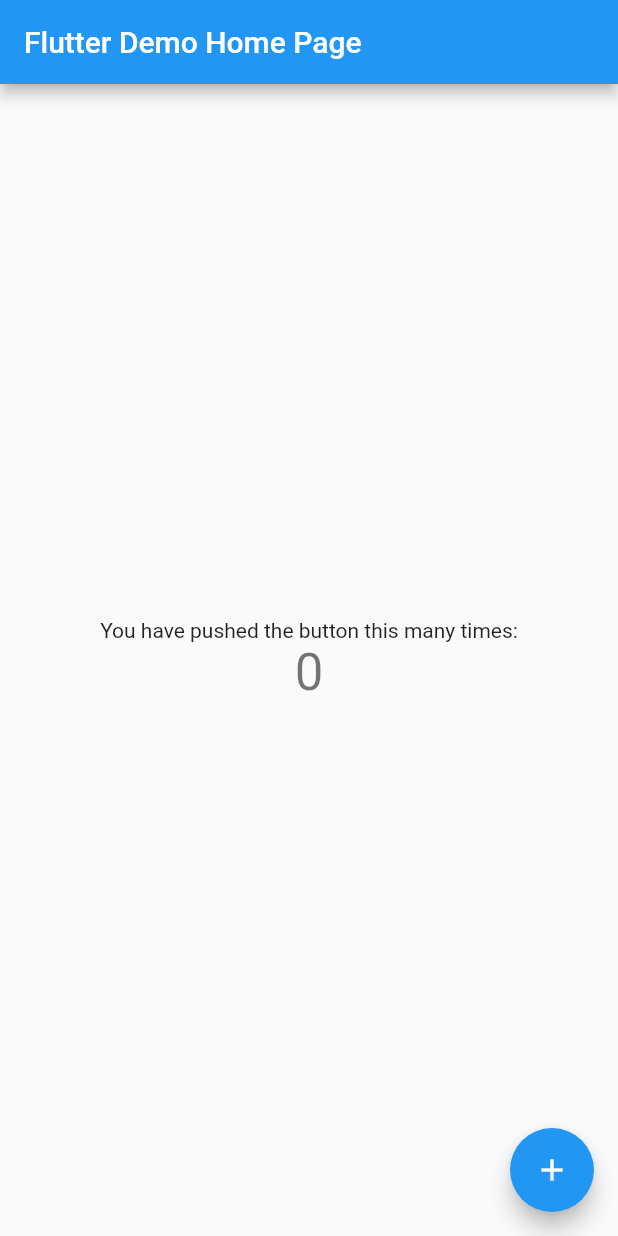
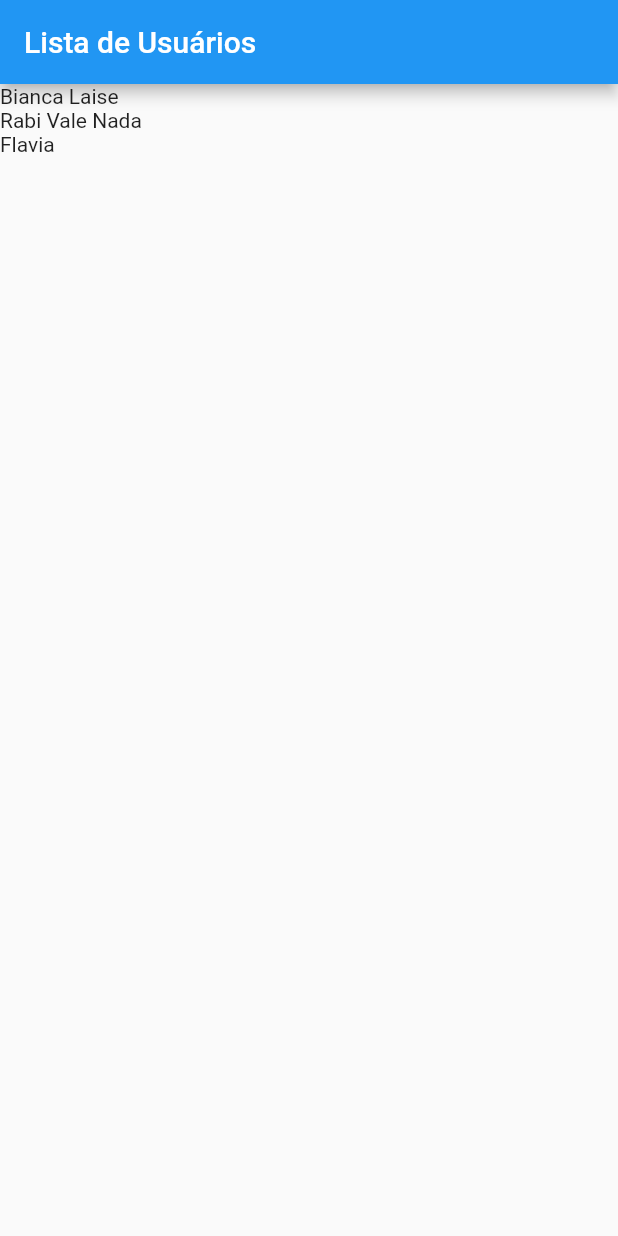
Before and after one commit to biancamdros/ListaDeUsuarios, a Flutter app: the screen it shows after launch, on a phone screen of 412 x 824 dp. Run offline on Flutter 3.47's test engine with Material 2 defaults, Android fonts, the phone set to English and light mode, and no system bars.

Commit message:
Adicionando funcionalidades

```diff
--- /dev/null
+++ b/lib/data/dummy_user.dart
@@ -0,0 +1,24 @@
+import 'package:listadeusuario/models/user.dart';
+
+const DUMMY_USERS = {
+  '1': const User(
+    id: '1',
+    name: 'Bianca Laise',
+    email: 'bianca@gmail.com.br',
+    avatarUrl: 'https://pixabay.com/pt/vectors/avatar-bico-preto-bonitinho-emo%c3%a7%c3%a3o-1295430/'
+  ),
+
+  '2': const User(
+    id: '2',
+    name: 'Rabi Vale Nada',
+    email: 'rabi@gmail.com.br',
+    avatarUrl: 'https://pixabay.com/pt/vectors/gangster-homem-popa-bravo-avatar-154425/'
+  ),
+
+  '3': const User(
+    id: '3',
+    name: 'Flavia',
+    email: 'flavia@gmail.com.br',
+    avatarUrl: 'https://pixabay.com/pt/vectors/gangster-homem-popa-bravo-avatar-154425/'
+  ),
+};
--- a/lib/main.dart
+++ b/lib/main.dart
@@ -1,4 +1,5 @@
 import 'package:flutter/material.dart';
+import 'package:listadeusuario/views/user_list.dart';
 
 void main() {
   runApp(const MyApp());
@@ -13,103 +14,9 @@
     return MaterialApp(
       title: 'Flutter Demo',
       theme: ThemeData(
-        // This is the theme of your application.
-        //
-        // Try running your application with "flutter run". You'll see the
-        // application has a blue toolbar. Then, without quitting the app, try
-        // changing the primarySwatch below to Colors.green and then invoke
-        // "hot reload" (press "r" in the console where you ran "flutter run",
-        // or simply save your changes to "hot reload" in a Flutter IDE).
-        // Notice that the counter didn't reset back to zero; the application
-        // is not restarted.
         primarySwatch: Colors.blue,
       ),
-      home: const MyHomePage(title: 'Flutter Demo Home Page'),
+      home: UserList(),
     );
   }
 }
-
-class MyHomePage extends StatefulWidget {
-  const MyHomePage({super.key, required this.title});
-
-  // This widget is the home page of your application. It is stateful, meaning
-  // that it has a State object (defined below) that contains fields that affect
-  // how it looks.
-
-  // This class is the configuration for the state. It holds the values (in this
-  // case the title) provided by the parent (in this case the App widget) and
-  // used by the build method of the State. Fields in a Widget subclass are
-  // always marked "final".
-
-  final String title;
-
-  @override
-  State<MyHomePage> createState() => _MyHomePageState();
-}
-
-class _MyHomePageState extends State<MyHomePage> {
-  int _counter = 0;
-
-  void _incrementCounter() {
-    setState(() {
-      // This call to setState tells the Flutter framework that something has
-      // changed in this State, which causes it to rerun the build method below
-      // so that the display can reflect the updated values. If we changed
-      // _counter without calling setState(), then the build method would not be
-      // called again, and so nothing would appear to happen.
-      _counter++;
-    });
-  }
-
-  @override
-  Widget build(BuildContext context) {
-    // This method is rerun every time setState is called, for instance as done
-    // by the _incrementCounter method above.
-    //
-    // The Flutter framework has been optimized to make rerunning build methods
-    // fast, so that you can just rebuild anything that needs updating rather
-    // than having to individually change instances of widgets.
-    return Scaffold(
-      appBar: AppBar(
-        // Here we take the value from the MyHomePage object that was created by
-        // the App.build method, and use it to set our appbar title.
-        title: Text(widget.title),
-      ),
-      body: Center(
-        // Center is a layout widget. It takes a single child and positions it
-        // in the middle of the parent.
-        child: Column(
-          // Column is also a layout widget. It takes a list of children and
-          // arranges them vertically. By default, it sizes itself to fit its
-          // children horizontally, and tries to be as tall as its parent.
-          //
-          // Invoke "debug painting" (press "p" in the console, choose the
-          // "Toggle Debug Paint" action from the Flutter Inspector in Android
-          // Studio, or the "Toggle Debug Paint" command in Visual Studio Code)
-          // to see the wireframe for each widget.
-          //
-          // Column has various properties to control how it sizes itself and
-          // how it positions its children. Here we use mainAxisAlignment to
-          // center the children vertically; the main axis here is the vertical
-          // axis because Columns are vertical (the cross axis would be
-          // horizontal).
-          mainAxisAlignment: MainAxisAlignment.center,
-          children: <Widget>[
-            const Text(
-              'You have pushed the button this many times:',
-            ),
-            Text(
-              '$_counter',
-              style: Theme.of(context).textTheme.headline4,
-            ),
-          ],
-        ),
-      ),
-      floatingActionButton: FloatingActionButton(
-        onPressed: _incrementCounter,
-        tooltip: 'Increment',
-        child: const Icon(Icons.add),
-      ), // This trailing comma makes auto-formatting nicer for build methods.
-    );
-  }
-}
--- /dev/null
+++ b/lib/models/user.dart
@@ -0,0 +1,15 @@
+import 'package:flutter/material.dart';
+
+class User {
+  final String id;
+  final String name;
+  final String email;
+  final String avatarUrl;
+
+  const User({
+    required this.id,
+    required this.name,
+    required this.email,
+    required this.avatarUrl,
+  });
+}
--- /dev/null
+++ b/lib/views/user_list.dart
@@ -0,0 +1,18 @@
+import 'package:flutter/material.dart';
+import 'package:listadeusuario/data/dummy_user.dart';
+
+class UserList extends StatelessWidget {
+
+  @override
+  Widget build(BuildContext context) {
+    const users = {...DUMMY_USERS};
+    return Scaffold(
+      appBar: AppBar(
+        title: Text('Lista de Usuários'),
+      ),
+      body: ListView.builder(
+        itemCount: users.length,
+        itemBuilder:(ctx,i)=>Text(users.values.elementAt(i).name)),
+    );
+  }
+}
```
